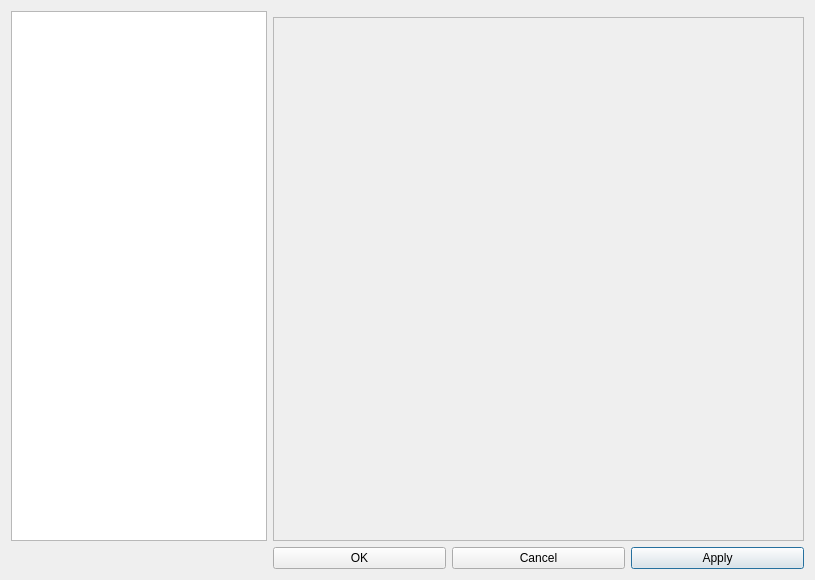
First picture: the form in qrgui/dialogs/preferencesDialog.ui, repository qreal/qreal, before the edit.
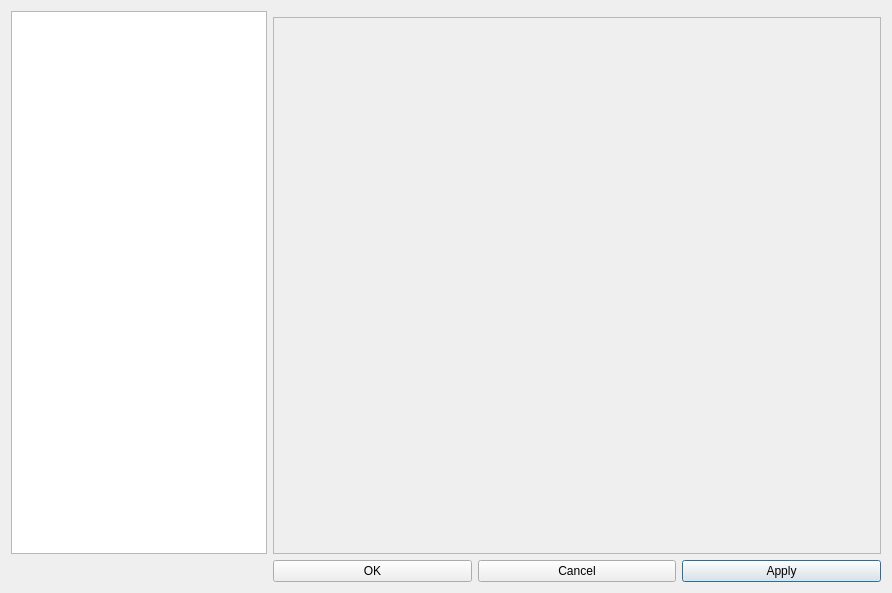
Second picture: the form after the edit. Icons and pictures are not drawn.

What changed in the file:
```diff
--- a/qrgui/dialogs/preferencesDialog.ui
+++ b/qrgui/dialogs/preferencesDialog.ui
@@ -6,8 +6,8 @@
    <rect>
     <x>0</x>
     <y>0</y>
-    <width>815</width>
-    <height>580</height>
+    <width>892</width>
+    <height>593</height>
    </rect>
   </property>
   <property name="sizePolicy">
@@ -104,8 +104,8 @@
        <rect>
         <x>0</x>
         <y>0</y>
-        <width>533</width>
-        <height>525</height>
+        <width>610</width>
+        <height>538</height>
        </rect>
       </property>
       <property name="sizePolicy">
```
